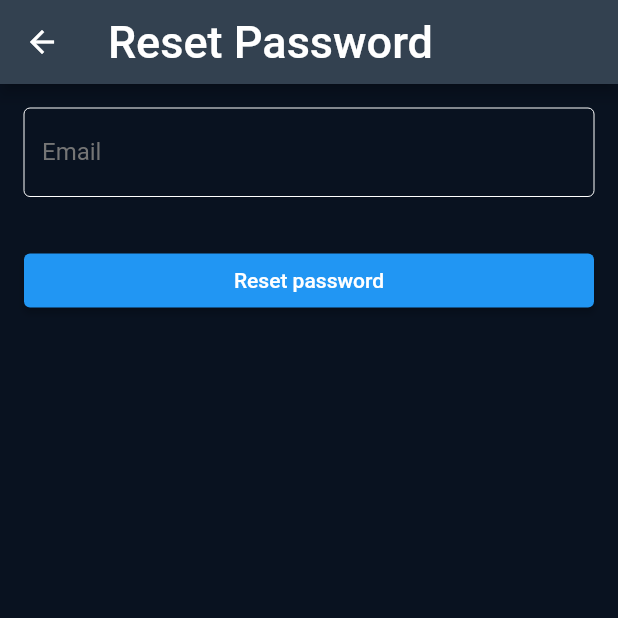
After one commit to nelson-vieira/masters-thesis, a Flutter app: the ForgotPassword screen opened directly, on a phone screen of 412 x 824 dp, the top half of it. The commit adds this screen. Run offline on Flutter 3.47's test engine with Material 2 defaults, Android fonts, the phone set to English and light mode, and no system bars; our stand-ins replace cloud_firestore, datetime_picker_formfield, email_validator, firebase_auth, firebase_core, flutter_map and 2 more; missing offline and left inert: firebase_core_platform_interface, ipsum; accounts and stored records are empty.

Commit message:
Create app reset password page
Signed-off-by: Nelson Vieira <2080511@student.uma.pt>

```diff
--- /dev/null
+++ b/masters-thesis/app/lib/pages/forgot_password.dart
@@ -0,0 +1,119 @@
+// SPDX-License-Identifier: AGPL-3.0-or-later
+//
+// Copyright (c) 2023 Nelson Vieira
+//
+// @author Nelson Vieira <nelson0.vieira@gmail.com>
+// @license AGPL-3.0 <https://www.gnu.org/licenses/agpl-3.0.txt>
+import "package:flutter/material.dart";
+import "package:firebase_auth/firebase_auth.dart";
+import 'package:email_validator/email_validator.dart';
+import "package:app/main.dart";
+import 'package:app/pages/auth.dart';
+import 'package:app/pages/helper.dart';
+
+class ForgotPassword extends StatefulWidget {
+  const ForgotPassword({super.key});
+
+  @override
+  State<ForgotPassword> createState() => _ForgotPasswordState();
+}
+
+class _ForgotPasswordState extends State<ForgotPassword> {
+  final formKey = GlobalKey<FormState>();
+  final controllerEmail = TextEditingController();
+
+  @override
+  void dispose() {
+    controllerEmail.dispose();
+
+    super.dispose();
+  }
+
+  InputDecoration decoration(String label) => InputDecoration(
+        labelText: label,
+        enabledBorder: const OutlineInputBorder(
+          borderSide:
+              BorderSide(color: Color.fromARGB(255, 255, 255, 255), width: 0.0),
+        ),
+        border: const OutlineInputBorder(),
+        labelStyle: TextStyle(
+          color: Colors.grey.shade600,
+        ),
+      );
+
+  Future resetPassword() async {
+    showDialog(
+      context: context,
+      barrierDismissible: false,
+      builder: (context) => const Center(
+        child: CircularProgressIndicator(),
+      ),
+    );
+    try {
+      await FirebaseAuth.instance.sendPasswordResetEmail(
+        email: controllerEmail.text.trim(),
+      );
+      Helper.showSnackBar("Password reset email sent!");
+      navigatorKey.currentState!.popUntil((route) => route.isFirst);
+    } on FirebaseAuthException catch (e) {
+      //   if (e.code == "user-not-found") {
+      //     print("No user found for that email.");
+      //   } else if (e.code == "wrong-password") {
+      //     print("Wrong password provided for that user.");
+      //   }
+      // } catch (e) {
+      print(e);
+
+      Helper.showSnackBar(e.message);
+
+      navigatorKey.currentState!.pop();
+    }
+  }
+
+  @override
+  Widget build(BuildContext context) {
+    return Scaffold(
+      appBar: AppBar(
+        leading: IconButton(
+          icon: const Icon(Icons.arrow_back,
+              color: Color.fromARGB(255, 255, 255, 255)),
+          onPressed: () => Navigator.of(context)
+              .push(MaterialPageRoute(builder: (context) => const Auth())),
+        ),
+        title: const Text(
+          "Reset Password",
+          style: TextStyle(fontSize: 30),
+        ),
+        backgroundColor: const Color(0xFF334150),
+      ),
+      body: Form(
+        key: formKey,
+        child: ListView(
+          padding: const EdgeInsets.all(16),
+          children: <Widget>[
+            TextFormField(
+              controller: controllerEmail,
+              decoration: decoration('Email'),
+              style: const TextStyle(
+                color: Color.fromARGB(255, 255, 255, 255),
+              ),
+              textInputAction: TextInputAction.done,
+              autovalidateMode: AutovalidateMode.onUserInteraction,
+              validator: (email) =>
+                  email != null && !EmailValidator.validate(email)
+                      ? "Please enter a valid email address"
+                      : null,
+            ),
+            const SizedBox(
+              height: 32,
+            ),
+            ElevatedButton(
+              onPressed: resetPassword,
+              child: const Text("Reset password"),
+            ),
+          ],
+        ),
+      ),
+    );
+  }
+}
```
Also changed, not shown: masters-thesis/app/lib/pages/account.dart (+15 -0 lines).
